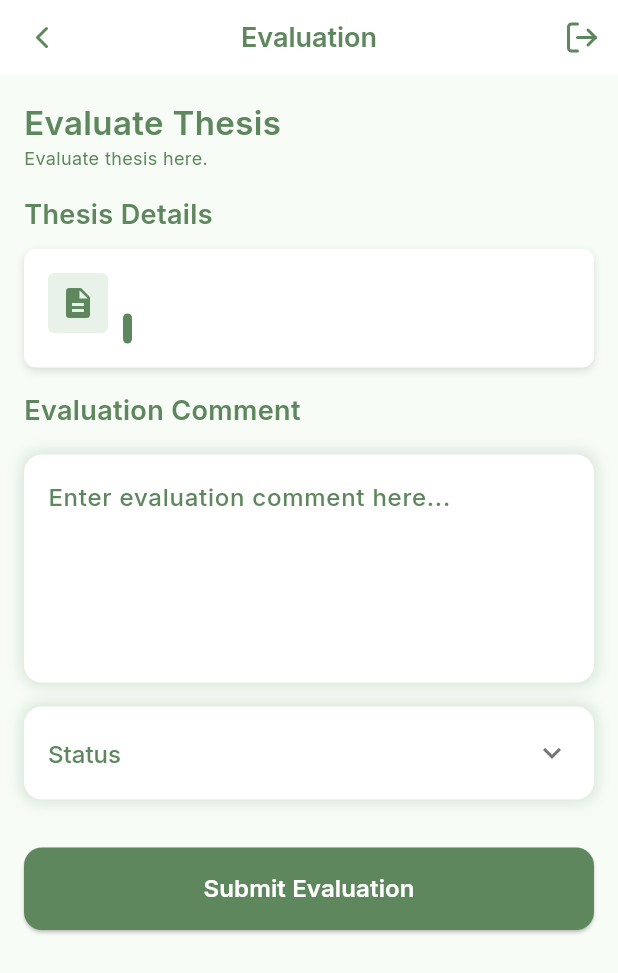
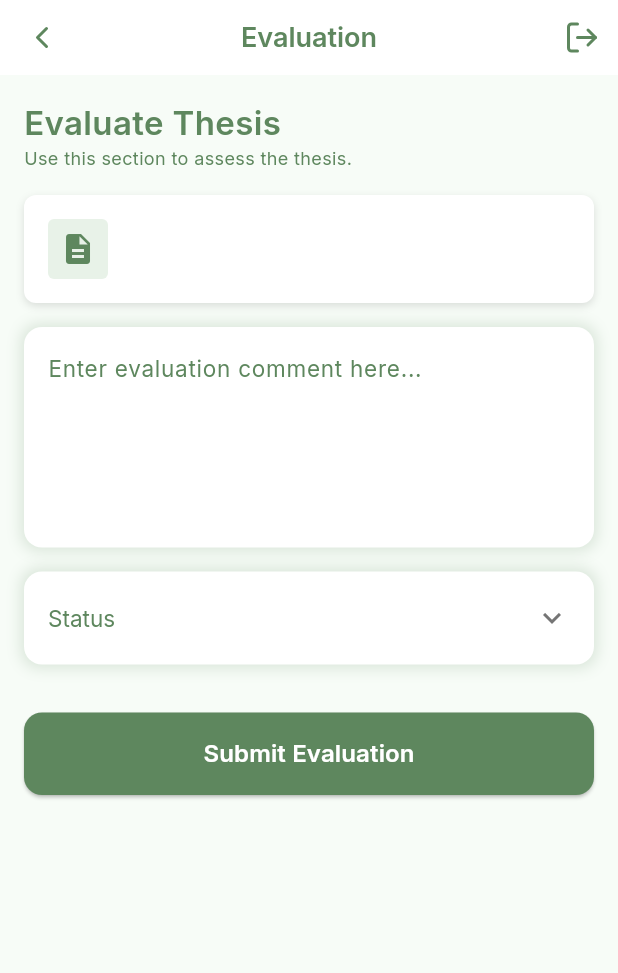
Before and after one commit to kiannaquines/tmds, a Flutter app: the FeedbackScreen screen opened directly with empty values, on a phone screen of 412 x 824 dp. Shown: the top 973 px of the screen. Run offline on Flutter 3.47's test engine with Material 3 defaults, Android fonts, the phone set to English and light mode, and no system bars; our stand-ins replace google_fonts, lucide_icons_flutter, shared_preferences, timeago; accounts and stored records are empty; network calls fail.

Commit message:
Remove some of the header text in the Evaluation Screen and add some changes.

```diff
--- a/lib/components/widgets.dart
+++ b/lib/components/widgets.dart
@@ -32,15 +32,15 @@ Widget buildTextField(
       obscureText: isPassword,
       style: GoogleFonts.inter(
         color: Color(0xFF5E875E),
-        fontSize: 16,
-        fontWeight: FontWeight.w500,
+        fontSize: 15,
+        fontWeight: FontWeight.w400,
       ),
       decoration: InputDecoration.collapsed(
         hintText: hint,
         hintStyle: GoogleFonts.inter(
           color: Color(0xFF5E875E),
-          fontSize: 16,
-          fontWeight: FontWeight.w500,
+          fontSize: 15,
+          fontWeight: FontWeight.w400,
         ),
       ),
     ),
@@ -119,7 +119,7 @@ Widget buildSubmissionCard(String title, String subtitle, VoidCallback onTap) {
             children: [
               Text(
                 title,
-                maxLines: 2,
+                maxLines: 1,
                 overflow: TextOverflow.ellipsis,
                 style: GoogleFonts.inter(
                   fontWeight: FontWeight.w500,
@@ -226,8 +226,8 @@ Widget buildDropdown(
       iconEnabledColor: Color(0xFF5E875E),
       style: GoogleFonts.inter(
         color: Color(0xFF5E875E),
-        fontSize: 16,
-        fontWeight: FontWeight.w500,
+        fontSize: 15,
+        fontWeight: FontWeight.w400,
       ),
       items:
           items.map((String item) {
--- a/lib/screens/feedback.dart
+++ b/lib/screens/feedback.dart
@@ -104,22 +104,13 @@ class _FeedbackScreenState extends State<FeedbackScreen> {
                 ),
               ),
               Text(
-                'Evaluate thesis here.',
+                'Use this section to assess the thesis.',
                 style: GoogleFonts.inter(
                   color: Color(0xFF5E875E),
                   fontSize: 12,
                 ),
               ),
               SizedBox(height: 16),
-              Text(
-                'Thesis Details',
-                style: TextStyle(
-                  fontSize: 18,
-                  fontWeight: FontWeight.w600,
-                  color: Color(0xFF5E875E),
-                ),
-              ),
-              SizedBox(height: 10),
               Container(
                 padding: EdgeInsets.all(16),
                 decoration: BoxDecoration(
@@ -157,43 +148,26 @@ class _FeedbackScreenState extends State<FeedbackScreen> {
                         children: [
                           Text(
                             widget.studyTitle,
-                            maxLines: 2,
+                            maxLines: 1,
                             overflow: TextOverflow.ellipsis,
                             style: GoogleFonts.inter(
-                              fontWeight: FontWeight.w500,
+                              fontWeight: FontWeight.w400,
                               color: Color(0xFF5E875E),
-                              fontSize: 16,
+                              fontSize: 15,
                             ),
                           ),
                           SizedBox(height: 4),
-                          Container(
-                            padding: EdgeInsets.all(3),
-                            decoration: BoxDecoration(
+                          Text(
+                            widget.studyType,
+                            style: GoogleFonts.inter(
                               color: Color(0xFF5E875E),
-                              borderRadius: BorderRadius.circular(10),
-                            ),
-
-                            child: Text(
-                              widget.studyType,
-                              style: GoogleFonts.inter(
-                                color: Color(0xFFFFFFFF),
-                                fontSize: 10,
-                              ),
+                              fontSize: 10,
                             ),
                           ),
                         ],
                       ),
                     ),
                   ],
-                ),
-              ),
-              SizedBox(height: 16),
-              Text(
-                'Evaluation Comment',
-                style: TextStyle(
-                  fontSize: 18,
-                  fontWeight: FontWeight.w600,
-                  color: Color(0xFF5E875E),
                 ),
               ),
               SizedBox(height: 16),
```
Also changed, not shown: lib/screens/faculty_dashboard.dart (+2 -40 lines).
